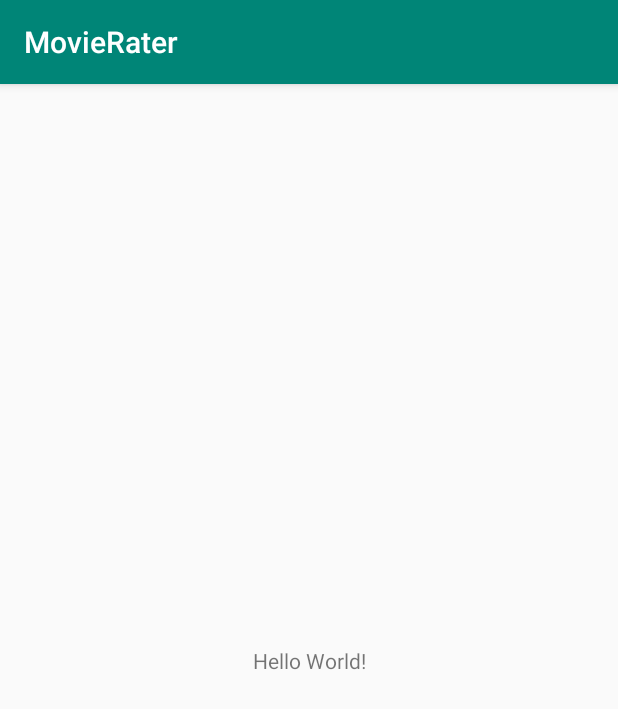
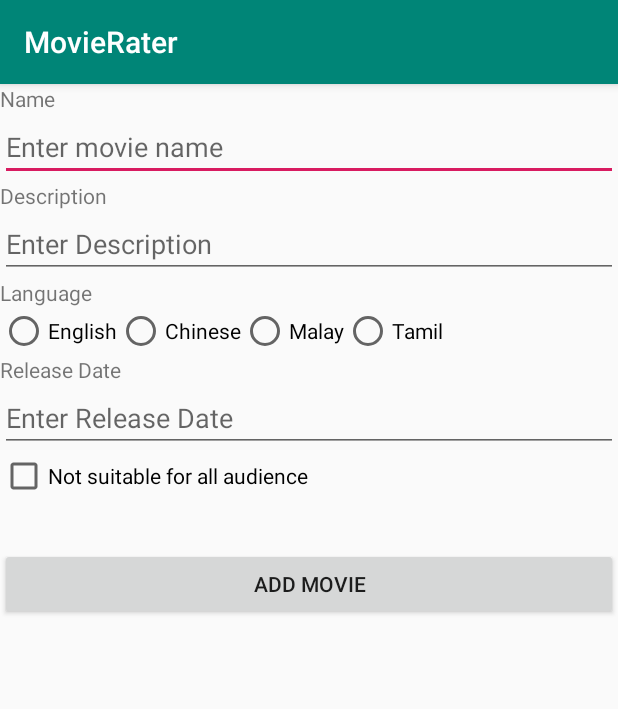
Before and after one commit to 170194A-NYP/MovieRater, an Android app: the screen it shows after launch (MainActivity), on a phone screen of 412 x 824 dp. Shown: the top 709 px of the screen. Run offline under Robolectric (Android 15) with nearby library versions, the phone set to English and light mode, and no system bars.

Commit message:
Halfway done

```diff
--- a/app/src/main/java/a170194a/nyp/movierater/MainActivity.kt
+++ b/app/src/main/java/a170194a/nyp/movierater/MainActivity.kt
@@ -2,6 +2,8 @@ package a170194a.nyp.movierater
 
 import android.support.v7.app.AppCompatActivity
 import android.os.Bundle
+import android.view.View
+import kotlinx.android.synthetic.main.activity_main.*
 
 class MainActivity : AppCompatActivity() {
 
@@ -10,4 +12,21 @@ class MainActivity : AppCompatActivity() {
         setContentView(R.layout.activity_main)
     }
 
+    fun validateForm(v: View) {
+        if (etMovieName.text.toString() == "" || etMovieDescription.text.toString() == "") {
+            if (etMovieName.text.toString() == "") {
+                etMovieName.setError("This field cannot be empty")
+            }
+
+            if (etMovieDescription.text.toString() == "") {
+                etMovieDescription.setError("This section cannot be empty")
+            }
+        }
+    }
+
+    fun showTextBox(v: View) {
+        if (chkbxSuitable.isChecked) {
+            llotherBoxes.visibility = View.INVISIBLE
+        }
+    }
 }
--- a/app/src/main/res/layout/activity_main.xml
+++ b/app/src/main/res/layout/activity_main.xml
@@ -1,19 +1,52 @@
 <?xml version="1.0" encoding="utf-8"?>
-<android.support.constraint.ConstraintLayout
+<LinearLayout
         xmlns:android="http://schemas.android.com/apk/res/android"
         xmlns:tools="http://schemas.android.com/tools"
         xmlns:app="http://schemas.android.com/apk/res-auto"
         android:layout_width="match_parent"
         android:layout_height="match_parent"
+        android:orientation="vertical"
         tools:context=".MainActivity">
 
     <TextView
             android:layout_width="wrap_content"
             android:layout_height="wrap_content"
-            android:text="Hello World!"
-            app:layout_constraintBottom_toBottomOf="parent"
-            app:layout_constraintLeft_toLeftOf="parent"
-            app:layout_constraintRight_toRightOf="parent"
-            app:layout_constraintTop_toTopOf="parent"/>
+            android:text="@string/tvName"/>
 
-</android.support.constraint.ConstraintLayout>
+    <EditText android:layout_width="match_parent" android:layout_height="wrap_content"
+              android:hint="@string/etMovieName" android:id="@+id/etMovieName"/>
+
+    <TextView android:layout_width="wrap_content" android:layout_height="wrap_content"
+              android:text="@string/tvDescription"/>
+
+    <EditText android:layout_width="match_parent" android:layout_height="wrap_content"
+              android:hint="@string/etDescription" android:id="@+id/etMovieDescription"/>
+
+    <TextView android:layout_width="wrap_content" android:layout_height="wrap_content"
+              android:text="@string/tvLanguage"/>
+
+    <RadioGroup android:layout_width="match_parent" android:layout_height="wrap_content"
+                android:orientation="horizontal">
+        <RadioButton android:layout_width="wrap_content" android:layout_height="wrap_content"
+                     android:text="@string/rbtnEnglish"/>
+        <RadioButton android:layout_width="wrap_content" android:layout_height="wrap_content"
+                     android:text="@string/rbtnChinese"/>
+        <RadioButton android:layout_width="wrap_content" android:layout_height="wrap_content"
+                     android:text="@string/rbtnMalay"/>
+        <RadioButton android:layout_width="wrap_content" android:layout_height="wrap_content"
+                     android:text="@string/rbtnTamil"/>
+    </RadioGroup>
+
+    <TextView android:layout_width="wrap_content" android:layout_height="wrap_content" android:text="@string/tvReleaseDate"/>
+
+    <EditText android:layout_width="match_parent" android:layout_height="wrap_content" android:hint="@string/etReleaseDate"/>
+
+    <CheckBox android:layout_width="wrap_content" android:layout_height="wrap_content" android:text="@string/chkbxNotSuitable" android:onClick="showTextBox" android:id="@+id/chkbxSuitable"/>
+
+    <LinearLayout android:layout_width="match_parent" android:layout_height="wrap_content" android:orientation="horizontal" android:weightSum="1" android:visibility="invisible" android:id="@+id/llotherBoxes">
+        <CheckBox android:layout_width="wrap_content" android:layout_height="wrap_content" android:text="@string/chkbxViolence" android:layout_weight="0.5"/>
+        <CheckBox android:layout_width="wrap_content" android:layout_height="wrap_content" android:layout_weight="0.5" android:text="@string/chkbxLanguageUsed"/>
+    </LinearLayout>
+
+    <Button android:layout_width="match_parent" android:layout_height="wrap_content" android:text="@string/btnAddMovie" android:onClick="validateForm"/>
+</LinearLayout>
--- a/app/src/main/res/values/strings.xml
+++ b/app/src/main/res/values/strings.xml
@@ -1,3 +1,18 @@
 <resources>
     <string name="app_name">MovieRater</string>
+    <string name="tvName">Name</string>
+    <string name="etMovieName">Enter movie name</string>
+    <string name="tvDescription">Description</string>
+    <string name="etDescription">Enter Description</string>
+    <string name="tvLanguage">Language</string>
+    <string name="rbtnEnglish">English</string>
+    <string name="rbtnChinese">Chinese</string>
+    <string name="rbtnMalay">Malay</string>
+    <string name="rbtnTamil">Tamil</string>
+    <string name="tvReleaseDate">Release Date</string>
+    <string name="etReleaseDate">Enter Release Date</string>
+    <string name="chkbxNotSuitable">Not suitable for all audience</string>
+    <string name="chkbxViolence">Violence</string>
+    <string name="chkbxLanguageUsed">Language used</string>
+    <string name="btnAddMovie">Add Movie</string>
 </resources>
```
